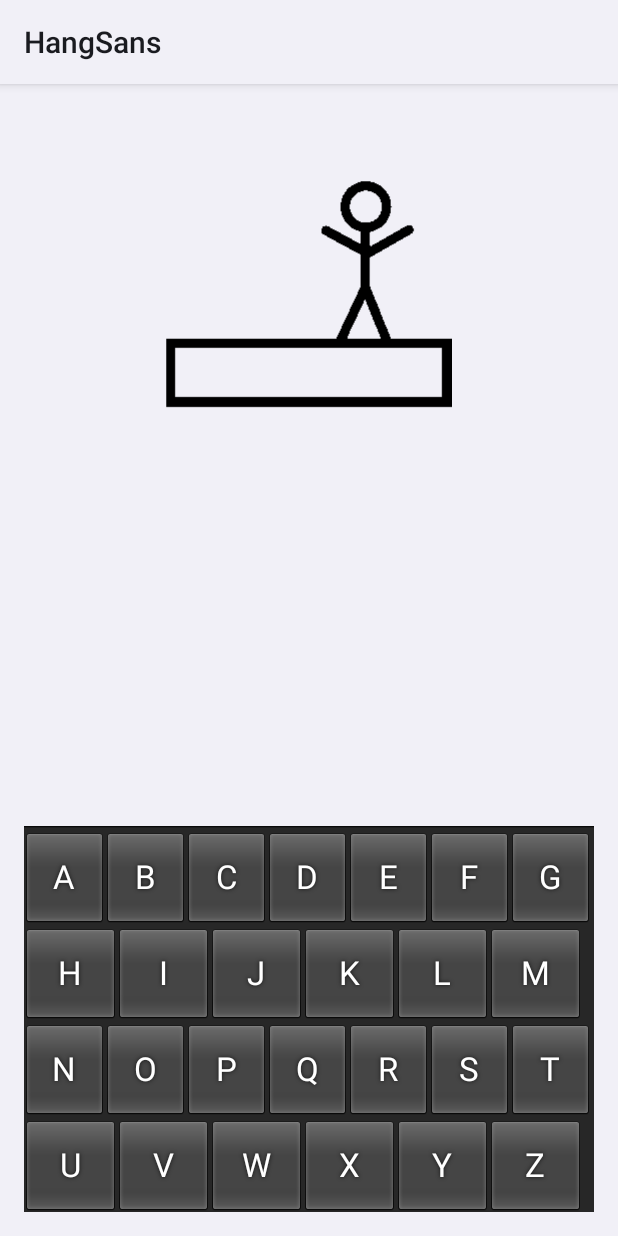
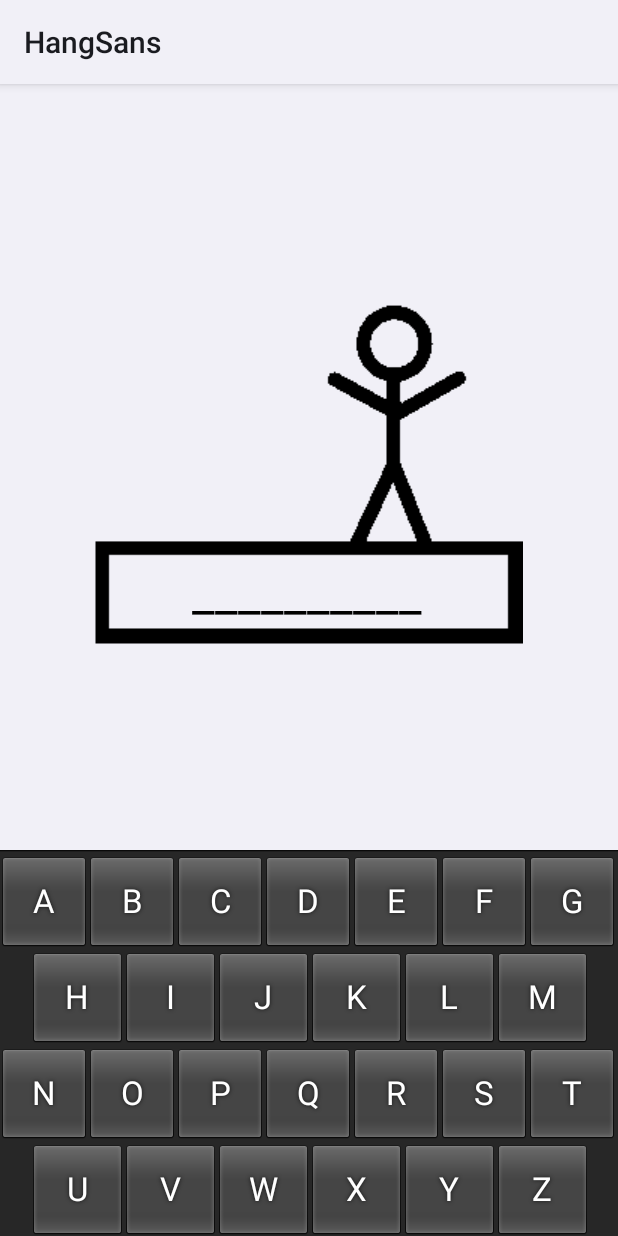
Before and after one commit to MindWithCake/HangSans, an Android app: the screen it shows after launch (StartupActivity), after a tap on "Name of Fruits", on a phone screen of 412 x 824 dp. Run offline under Robolectric (Android 15) with nearby library versions, the light colour scheme and no system bars.

Commit message:
HangView: fixed display problems. Keyboard: centerd smaller rows.

```diff
--- a/app/src/main/java/com/altervista/lemaialone/hangsans/HangFragment.java
+++ b/app/src/main/java/com/altervista/lemaialone/hangsans/HangFragment.java
@@ -1,7 +1,7 @@
 package com.altervista.lemaialone.hangsans;
 
+import android.app.Fragment;
 import android.os.Bundle;
-import android.app.Fragment;
 import android.view.LayoutInflater;
 import android.view.View;
 import android.view.View.OnClickListener;
@@ -73,7 +73,7 @@ public class HangFragment extends Fragment implements OnLetterListener, OnClickL
 
 	@Override
 	public void onClick(View view){
-		button.setVisibility(View.GONE);
+		button.setVisibility(View.INVISIBLE);
 		initQuestion();
 	}
 
--- a/app/src/main/java/com/altervista/lemaialone/hangsans/ui/HangView.java
+++ b/app/src/main/java/com/altervista/lemaialone/hangsans/ui/HangView.java
@@ -3,16 +3,13 @@ package com.altervista.lemaialone.hangsans.ui;
 import android.content.Context;
 import android.content.res.TypedArray;
 import android.graphics.Canvas;
-import android.graphics.Matrix;
 import android.graphics.Paint;
 import android.graphics.Rect;
 import android.graphics.RectF;
-import android.graphics.Typeface;
-import android.graphics.drawable.Drawable;
+import android.support.annotation.NonNull;
 import android.util.AttributeSet;
 import android.util.DisplayMetrics;
 import android.widget.ImageView;
-import android.support.annotation.NonNull;
 
 import com.altervista.lemaialone.hangsans.R;
 
@@ -20,10 +17,8 @@ import java.nio.charset.CharacterCodingException;
 import java.util.ArrayList;
 import java.util.List;
 
-import static android.util.TypedValue.*;
-
-//(12,241) - (272, 286)
-// 286x299 -> 572x598
+import static android.util.TypedValue.COMPLEX_UNIT_DIP;
+import static android.util.TypedValue.applyDimension;
 
 /**
  * Hangman image with word included.
@@ -32,11 +27,10 @@ import static android.util.TypedValue.*;
 public class HangView extends ImageView {
 	private final static String PLACEHOLDER = "_";
 
-	private RectF textRect = new RectF();
-	private RectF originalRect;
+	private final RectF textRect;
 	private String word = "";
 	private String toDraw = "";
-	private Paint paint;
+	private final Paint paint;
 	private float textBottom;
 	private List<Character> guessed = new ArrayList<>();
 	private int imageIndex = 0;
@@ -53,10 +47,8 @@ public class HangView extends ImageView {
 		super(context, attrs, defStyleAttr);
 		paint = new Paint();
 		paint.setTextAlign(Paint.Align.CENTER);
-		paint.setTypeface(Typeface.create(Typeface.DEFAULT, Typeface.BOLD));
-		paint.setFakeBoldText(true);
 		DisplayMetrics metrics = getResources().getDisplayMetrics();
-		originalRect = new RectF(
+		textRect = new RectF(
 				applyDimension(COMPLEX_UNIT_DIP, 12, metrics),
 				applyDimension(COMPLEX_UNIT_DIP, 241, metrics),
 				applyDimension(COMPLEX_UNIT_DIP, 272, metrics),
@@ -86,8 +78,12 @@ public class HangView extends ImageView {
 		}
 		finally{
 			computeStringToDraw();
-			invalidate((int)textRect.left, (int)textRect.top,
-					(int)textRect.right, (int)textRect.bottom);
+//			RectF rect = new RectF();
+//			Rect intRect = new Rect();
+//			getImageMatrix().mapRect(textRect, rect);
+//			rect.roundOut(intRect);
+//			invalidate(intRect);
+			invalidate();
 		}
 	}
 
@@ -97,6 +93,18 @@ public class HangView extends ImageView {
 
 	private void computeStringToDraw(){
 		toDraw = word.replaceAll(makeHideRegex(), PLACEHOLDER);
+
+		float textSize = 8f, textHeight;
+		Rect bounds = new Rect();
+		do{
+			paint.setTextSize(++textSize);
+			Paint.FontMetrics metrics = paint.getFontMetrics();
+			paint.getTextBounds(word, 0, word.length(), bounds);
+			textBottom = metrics.bottom;
+			textHeight = metrics.bottom-metrics.top;
+		} while(textRect.height() > textHeight && textRect.width() > bounds.width());
+
+		paint.setTextSize(--textSize);
 	}
 
 	private boolean refreshImage(){
@@ -121,29 +129,9 @@ public class HangView extends ImageView {
 	}
 
 	@Override
-	public void setImageDrawable(Drawable drawable){
-		super.setImageDrawable(drawable);
-
-		Matrix matrix = getImageMatrix();
-		matrix.mapRect(textRect, originalRect);
-
-		float textSize = 8f, textHeight;
-		Rect bounds = new Rect();
-		do{
-			paint.setTextSize(++textSize);
-			Paint.FontMetrics metrics = paint.getFontMetrics();
-			paint.getTextBounds(word, 0, word.length(), bounds);
-			textBottom = metrics.bottom;
-			textHeight = metrics.bottom-metrics.top;
-		} while(textRect.height() > textHeight && textRect.width() > bounds.width());
-
-		paint.setTextSize(--textSize);
-	}
-
-	@Override
 	protected void onDraw(@NonNull Canvas canvas){
 		super.onDraw(canvas);
-		Matrix m = getImageMatrix();
+		canvas.concat(getImageMatrix());
 		canvas.drawText(toDraw, textRect.centerX(), textRect.bottom - textBottom, paint);
 	}
 }
--- a/app/src/main/res/layout/fragment_hang.xml
+++ b/app/src/main/res/layout/fragment_hang.xml
@@ -1,32 +1,21 @@
-<RelativeLayout
+<LinearLayout
     xmlns:android="http://schemas.android.com/apk/res/android"
     xmlns:tools="http://schemas.android.com/tools"
     android:layout_width="match_parent"
     android:layout_height="match_parent"
     android:orientation="vertical"
     android:gravity="center_horizontal"
-    android:paddingBottom="@dimen/activity_vertical_margin"
-    android:paddingLeft="@dimen/activity_horizontal_margin"
-    android:paddingRight="@dimen/activity_horizontal_margin"
-    android:paddingTop="@dimen/activity_vertical_margin"
     tools:context=".StartupActivityFragment">
 
     <com.altervista.lemaialone.hangsans.ui.HangView
         android:id="@+id/hangman"
         android:layout_width="wrap_content"
-        android:layout_height="200dp"
-        android:contentDescription="@string/full_life"
-        android:layout_alignParentTop="true"
-        android:layout_centerHorizontal="true"/>
-
-    <!--<LinearLayout
-        android:id="@+id/result"
-        android:layout_width="wrap_content"
-        android:layout_height="wrap_content"
-        android:orientation="horizontal"
-        android:layout_marginBottom="10dp"
-        android:layout_below="@id/hangman"
-        android:layout_centerHorizontal="true"/>-->
+        android:layout_height="0dp"
+        android:layout_weight="1"
+        android:layout_marginLeft="@dimen/activity_horizontal_margin"
+        android:layout_marginRight="@dimen/activity_horizontal_margin"
+        android:layout_marginTop="@dimen/activity_vertical_margin"
+        android:contentDescription="@string/full_life"/>
 
     <TextView
         android:layout_width="wrap_content"
@@ -39,20 +28,12 @@
         android:paddingLeft="10dp"
         android:paddingTop="5dp"
         android:paddingBottom="5dp"
-        android:visibility="gone"
-        android:layout_below="@id/hangman"
-        android:layout_centerHorizontal="true"/>
+        android:visibility="invisible"/>
 
     <com.altervista.lemaialone.hangsans.ui.HangKeyboardView
         android:id="@+id/keyboard"
         android:layout_width="match_parent"
         android:layout_height="wrap_content"
-        android:layout_alignParentBottom="true"/>
+        android:layout_gravity="center_horizontal"/>
 
-   <!-- <com.altervista.lemaialone.hangsans.ui.LetterPicker
-        android:id="@+id/letter_picker"
-        android:layout_width="wrap_content"
-        android:layout_height="wrap_content"
-        style="@android:style/Widget.Holo.DatePicker"/>-->
-
-</RelativeLayout>
+</LinearLayout>
--- a/app/src/main/res/xml/letter_keyboard.xml
+++ b/app/src/main/res/xml/letter_keyboard.xml
@@ -14,6 +14,7 @@
     </Row>
 
     <Row>
+        <Key android:codes="-1" android:keyLabel="" android:keyWidth="0%p" android:horizontalGap="5%p" />
         <Key android:codes="7" android:keyLabel="H"/>
         <Key android:codes="8" android:keyLabel="I"/>
         <Key android:codes="9" android:keyLabel="J"/>
@@ -32,6 +33,7 @@
         <Key android:codes="19" android:keyLabel="T"/>
     </Row>
     <Row>
+        <Key android:codes="-1" android:keyLabel="" android:keyWidth="0%p" android:horizontalGap="5%p" />
         <Key android:codes="20" android:keyLabel="U"/>
         <Key android:codes="21" android:keyLabel="V"/>
         <Key android:codes="22" android:keyLabel="W"/>
```
